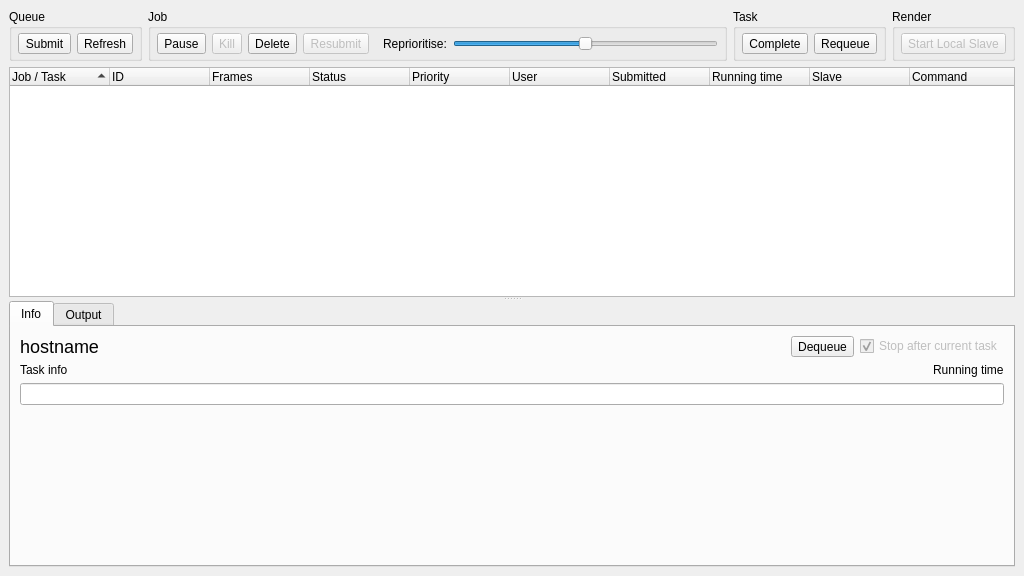
Qt form core/tools/renderQueue/queue_ui.ui (mjbonnington/icarus-gps) before a commit.
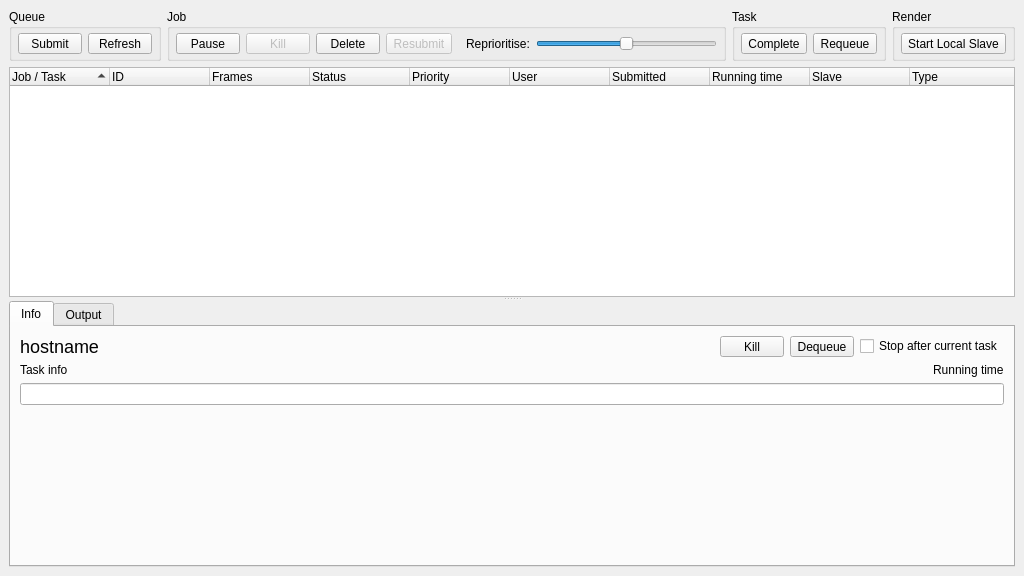
The same form after that commit. Icons and pictures are not drawn.

Commit message: Further functional improvements to render queue

Diff of the .ui file:
```diff
--- a/core/tools/renderQueue/queue_ui.ui
+++ b/core/tools/renderQueue/queue_ui.ui
@@ -47,16 +47,56 @@
           </property>
           <item>
            <widget class="QToolButton" name="jobSubmit_toolButton">
+            <property name="minimumSize">
+             <size>
+              <width>64</width>
+              <height>0</height>
+             </size>
+            </property>
             <property name="text">
              <string>Submit</string>
             </property>
+            <property name="icon">
+             <iconset resource="../../ui/rsc.qrc">
+              <normaloff>:/rsc/rsc/app_icon_maya.png</normaloff>
+              <disabledoff>:/rsc/rsc/app_icon_maya_disabled.png</disabledoff>:/rsc/rsc/app_icon_maya.png</iconset>
+            </property>
+            <property name="iconSize">
+             <size>
+              <width>32</width>
+              <height>32</height>
+             </size>
+            </property>
+            <property name="toolButtonStyle">
+             <enum>Qt::ToolButtonTextUnderIcon</enum>
+            </property>
            </widget>
           </item>
           <item>
            <widget class="QToolButton" name="refresh_toolButton">
+            <property name="minimumSize">
+             <size>
+              <width>64</width>
+              <height>0</height>
+             </size>
+            </property>
             <property name="text">
              <string>Refresh</string>
             </property>
+            <property name="icon">
+             <iconset resource="../../ui/rsc.qrc">
+              <normaloff>:/rsc/rsc/icon_refresh.png</normaloff>
+              <disabledoff>:/rsc/rsc/icon_refresh_disabled.png</disabledoff>:/rsc/rsc/icon_refresh.png</iconset>
+            </property>
+            <property name="iconSize">
+             <size>
+              <width>32</width>
+              <height>32</height>
+             </size>
+            </property>
+            <property name="toolButtonStyle">
+             <enum>Qt::ToolButtonTextUnderIcon</enum>
+            </property>
            </widget>
           </item>
          </layout>
@@ -82,9 +122,29 @@
           </property>
           <item>
            <widget class="QToolButton" name="jobPause_toolButton">
+            <property name="minimumSize">
+             <size>
+              <width>64</width>
+              <height>0</height>
+             </size>
+            </property>
             <property name="text">
              <string>Pause</string>
             </property>
+            <property name="icon">
+             <iconset resource="../../ui/rsc.qrc">
+              <normaloff>:/rsc/rsc/icon_pause.png</normaloff>
+              <disabledoff>:/rsc/rsc/icon_pause_disabled.png</disabledoff>:/rsc/rsc/icon_pause.png</iconset>
+            </property>
+            <property name="iconSize">
+             <size>
+              <width>32</width>
+              <height>32</height>
+             </size>
+            </property>
+            <property name="toolButtonStyle">
+             <enum>Qt::ToolButtonTextUnderIcon</enum>
+            </property>
            </widget>
           </item>
           <item>
@@ -92,16 +152,56 @@
             <property name="enabled">
              <bool>false</bool>
             </property>
+            <property name="minimumSize">
+             <size>
+              <width>64</width>
+              <height>0</height>
+             </size>
+            </property>
             <property name="text">
              <string>Kill</string>
             </property>
+            <property name="icon">
+             <iconset resource="../../ui/rsc.qrc">
+              <normaloff>:/rsc/rsc/icon_cross.png</normaloff>
+              <disabledoff>:/rsc/rsc/icon_cross_disabled.png</disabledoff>:/rsc/rsc/icon_cross.png</iconset>
+            </property>
+            <property name="iconSize">
+             <size>
+              <width>32</width>
+              <height>32</height>
+             </size>
+            </property>
+            <property name="toolButtonStyle">
+             <enum>Qt::ToolButtonTextUnderIcon</enum>
+            </property>
            </widget>
           </item>
           <item>
            <widget class="QToolButton" name="jobDelete_toolButton">
+            <property name="minimumSize">
+             <size>
+              <width>64</width>
+              <height>0</height>
+             </size>
+            </property>
             <property name="text">
              <string>Delete</string>
             </property>
+            <property name="icon">
+             <iconset resource="../../ui/rsc.qrc">
+              <normaloff>:/rsc/rsc/icon_delete.png</normaloff>
+              <disabledoff>:/rsc/rsc/icon_delete_disabled.png</disabledoff>:/rsc/rsc/icon_delete.png</iconset>
+            </property>
+            <property name="iconSize">
+             <size>
+              <width>32</width>
+              <height>32</height>
+             </size>
+            </property>
+            <property name="toolButtonStyle">
+             <enum>Qt::ToolButtonTextUnderIcon</enum>
+            </property>
            </widget>
           </item>
           <item>
@@ -109,9 +209,29 @@
             <property name="enabled">
              <bool>false</bool>
             </property>
+            <property name="minimumSize">
+             <size>
+              <width>64</width>
+              <height>0</height>
+             </size>
+            </property>
             <property name="text">
              <string>Resubmit</string>
             </property>
+            <property name="icon">
+             <iconset resource="../../ui/rsc.qrc">
+              <normaloff>:/rsc/rsc/icon_resubmit.png</normaloff>
+              <disabledoff>:/rsc/rsc/icon_resubmit_disabled.png</disabledoff>:/rsc/rsc/icon_resubmit.png</iconset>
+            </property>
+            <property name="iconSize">
+             <size>
+              <width>32</width>
+              <height>32</height>
+             </size>
+            </property>
+            <property name="toolButtonStyle">
+             <enum>Qt::ToolButtonTextUnderIcon</enum>
+            </property>
            </widget>
           </item>
           <item>
@@ -188,16 +308,56 @@
           </property>
           <item>
            <widget class="QToolButton" name="taskComplete_toolButton">
+            <property name="minimumSize">
+             <size>
+              <width>64</width>
+              <height>0</height>
+             </size>
+            </property>
             <property name="text">
              <string>Complete</string>
             </property>
+            <property name="icon">
+             <iconset resource="../../ui/rsc.qrc">
+              <normaloff>:/rsc/rsc/icon_tick.png</normaloff>
+              <disabledoff>:/rsc/rsc/icon_tick_disabled.png</disabledoff>:/rsc/rsc/icon_tick.png</iconset>
+            </property>
+            <property name="iconSize">
+             <size>
+              <width>32</width>
+              <height>32</height>
+             </size>
+            </property>
+            <property name="toolButtonStyle">
+             <enum>Qt::ToolButtonTextUnderIcon</enum>
+            </property>
            </widget>
           </item>
           <item>
            <widget class="QToolButton" name="taskRequeue_toolButton">
+            <property name="minimumSize">
+             <size>
+              <width>64</width>
+              <height>0</height>
+             </size>
+            </property>
             <property name="text">
              <string>Requeue</string>
             </property>
+            <property name="icon">
+             <iconset resource="../../ui/rsc.qrc">
+              <normaloff>:/rsc/rsc/icon_resubmit.png</normaloff>
+              <disabledoff>:/rsc/rsc/icon_resubmit_disabled.png</disabledoff>:/rsc/rsc/icon_resubmit.png</iconset>
+            </property>
+            <property name="iconSize">
+             <size>
+              <width>32</width>
+              <height>32</height>
+             </size>
+            </property>
+            <property name="toolButtonStyle">
+             <enum>Qt::ToolButtonTextUnderIcon</enum>
+            </property>
            </widget>
           </item>
          </layout>
@@ -223,12 +383,32 @@
           </property>
           <item>
            <widget class="QToolButton" name="slave_toolButton">
-            <property name="enabled">
-             <bool>false</bool>
+            <property name="minimumSize">
+             <size>
+              <width>64</width>
+              <height>0</height>
+             </size>
             </property>
             <property name="text">
              <string>Start Local Slave</string>
             </property>
+            <property name="icon">
+             <iconset resource="../../ui/rsc.qrc">
+              <normaloff>:/rsc/rsc/icon_render.png</normaloff>
+              <disabledoff>:/rsc/rsc/icon_render_disabled.png</disabledoff>:/rsc/rsc/icon_render.png</iconset>
+            </property>
+            <property name="iconSize">
+             <size>
+              <width>32</width>
+              <height>32</height>
+             </size>
+            </property>
+            <property name="checkable">
+             <bool>true</bool>
+            </property>
+            <property name="toolButtonStyle">
+             <enum>Qt::ToolButtonTextUnderIcon</enum>
+            </property>
            </widget>
           </item>
          </layout>
@@ -317,7 +497,7 @@
        </column>
        <column>
         <property name="text">
-         <string>Command</string>
+         <string>Type</string>
         </property>
        </column>
       </widget>
@@ -344,17 +524,54 @@
              </property>
             </widget>
            </item>
+           <item>
+            <widget class="QToolButton" name="processKill_toolButton">
+             <property name="minimumSize">
+              <size>
+               <width>64</width>
+               <height>0</height>
+              </size>
+             </property>
+             <property name="text">
+              <string>Kill</string>
+             </property>
+             <property name="iconSize">
+              <size>
+               <width>32</width>
+               <height>32</height>
+              </size>
+             </property>
+             <property name="toolButtonStyle">
+              <enum>Qt::ToolButtonTextUnderIcon</enum>
+             </property>
+            </widget>
+           </item>
            <item>
             <widget class="QToolButton" name="dequeue_toolButton">
+             <property name="minimumSize">
+              <size>
+               <width>64</width>
+               <height>0</height>
+              </size>
+             </property>
              <property name="text">
               <string>Dequeue</string>
              </property>
+             <property name="iconSize">
+              <size>
+               <width>32</width>
+               <height>32</height>
+              </size>
+             </property>
+             <property name="toolButtonStyle">
+              <enum>Qt::ToolButtonTextUnderIcon</enum>
+             </property>
             </widget>
            </item>
            <item>
             <widget class="QCheckBox" name="stopAfterTask_checkBox">
              <property name="enabled">
-              <bool>false</bool>
+              <bool>true</bool>
              </property>
              <property name="sizePolicy">
               <sizepolicy hsizetype="Maximum" vsizetype="Fixed">
@@ -369,7 +586,7 @@
               <string>Stop after current task</string>
              </property>
              <property name="checked">
-              <bool>true</bool>
+              <bool>false</bool>
              </property>
             </widget>
            </item>
```
Left out of the diff: 4 changed lines with no effect on the pictures. The commit also changes 24 other files.
